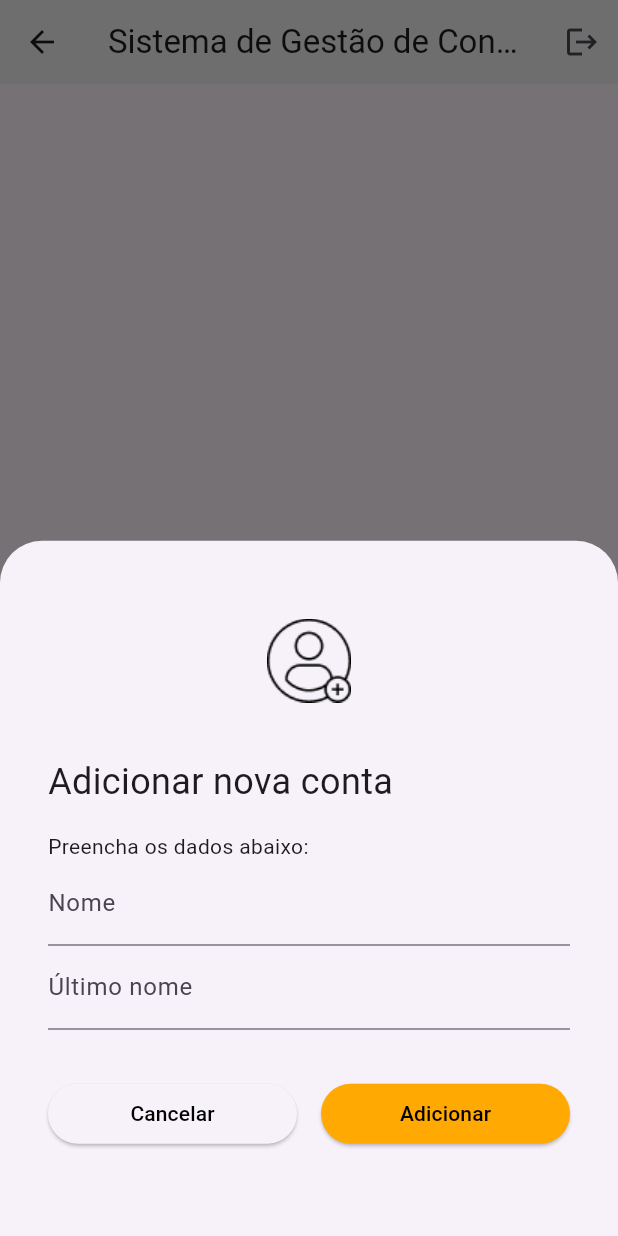
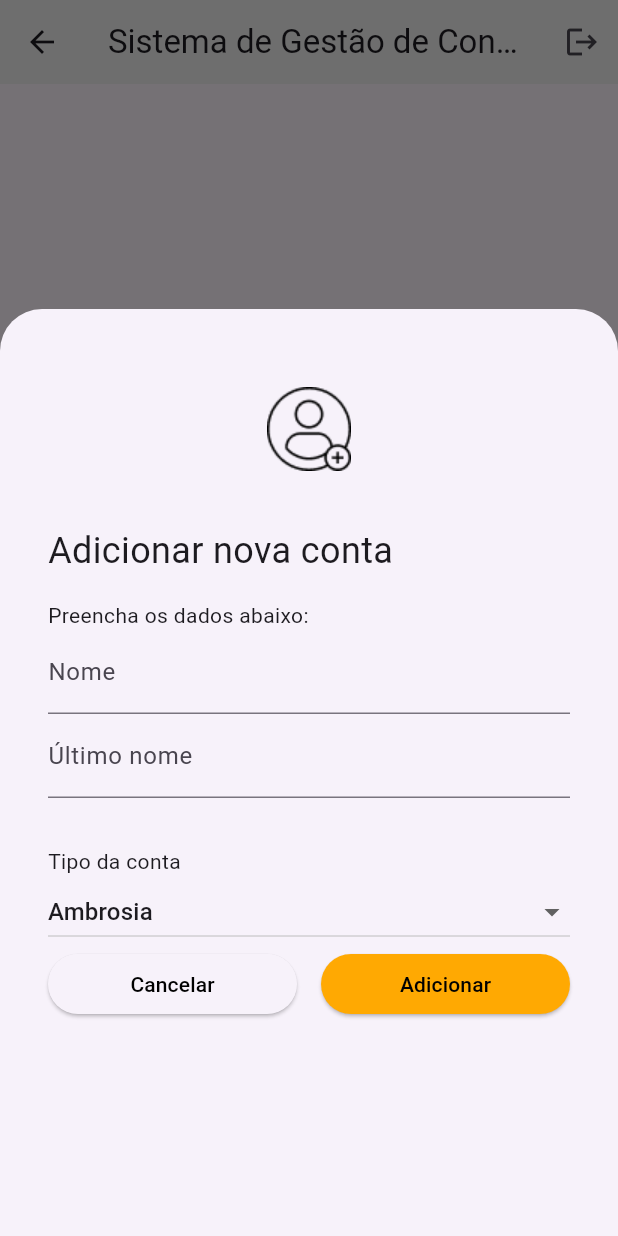
Before and after one commit to SergioRibeiroSilva/flutter_banco_douro, a Flutter app: the HomeScreen screen opened by its route, after a tap on the "add" icon, on a phone screen of 412 x 824 dp. Run offline on Flutter 3.47's test engine with Material 3 defaults, Android fonts, the phone set to English and light mode, and no system bars; network calls fail.

Commit message:
DVPC 26/03 ás 18:53

```diff
--- a/lib/pages/home_screen.dart
+++ b/lib/pages/home_screen.dart
@@ -84,8 +84,9 @@ class _HomeScreenState extends State<HomeScreen> {
       floatingActionButton: FloatingActionButton(onPressed: () {
         showModalBottomSheet(context: context, builder: (context) {
           return AddAccountModal();
-        },);
-      },
+        },
+        isScrollControlled: true);
+      }, //isScrollControlled ... importantíssimo....
       child: Icon(Icons.add),
       backgroundColor: AppColor.orange,),
     );
--- a/lib/ui/widgets/add_account_modal.dart
+++ b/lib/ui/widgets/add_account_modal.dart
@@ -1,14 +1,24 @@
 import 'package:flutter/material.dart';
 import 'package:flutter_banco_douro/ui/styles/colors.dart';
 
-class AddAccountModal extends StatelessWidget {
+class AddAccountModal extends StatefulWidget {
   const AddAccountModal({super.key});
+
+  @override
+  State<AddAccountModal> createState() => _AddAccountModalState();
+}
+
+class _AddAccountModalState extends State<AddAccountModal> {
+
+  String _accountType = "AMBROSIA";
+
 
   @override
   Widget build(BuildContext context) {
     return Container(
       height: MediaQuery.of(context).size.height * 0.75,
       padding: const EdgeInsets.all(32),
+      child: SingleChildScrollView(
         child: Column(
           crossAxisAlignment: CrossAxisAlignment.stretch,
           children: [
@@ -31,6 +41,22 @@ class AddAccountModal extends StatelessWidget {
               decoration: const InputDecoration(label: Text("Último nome")),
             ),
             const SizedBox(height: 32),
+            Text("Tipo da conta",),
+            DropdownButton<String>(value: _accountType,
+            isExpanded: true, items: [
+              DropdownMenuItem(value: "AMBROSIA", child: Text("Ambrosia")),
+              DropdownMenuItem(value: "CANJICA", child: Text("Canjica")),
+              DropdownMenuItem(value: "PUDIM", child: Text("Pudim")),
+              DropdownMenuItem(value: "BRIGADEIRO", child: Text("Brigadeiro")),
+            ], onChanged: (valor) {
+              if (valor != null) {
+                setState(() {
+                  _accountType = valor;
+                });
+              }
+
+            },),
+
             Row(
               children: [
                 Expanded(
@@ -57,7 +83,9 @@ class AddAccountModal extends StatelessWidget {
                 ),
               ],
             ),
+
           ],
+        ),
       ),
     );
   }
```
Lines whose indentation alone changed are shown as unchanged.
